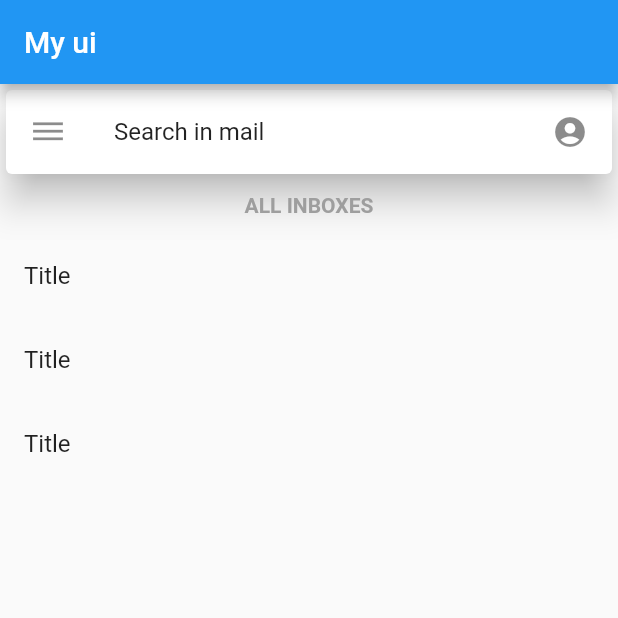
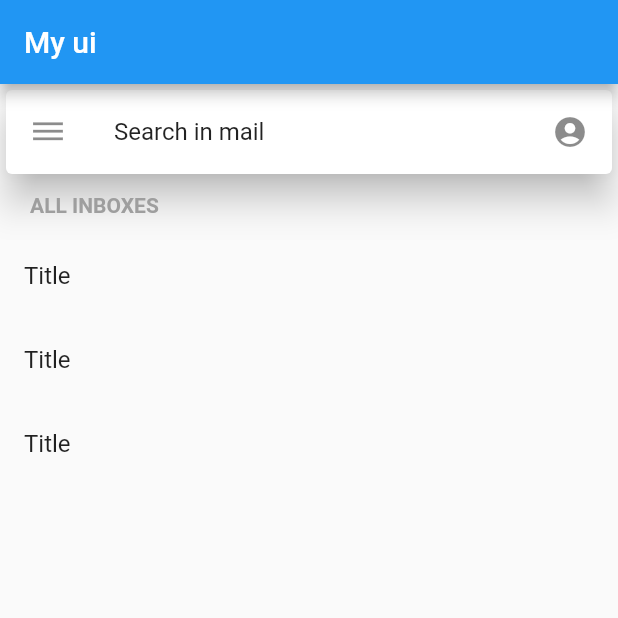
Before and after one commit to Boloruush/Ul-hodloh, a Flutter app: the screen it shows after launch, on a phone screen of 412 x 824 dp, the top half of it. Run offline on Flutter 3.47's test engine with Material 2 defaults, Android fonts, the phone set to English and light mode, and no system bars.

Commit message:
to be contunied

```diff
--- a/lib/main.dart
+++ b/lib/main.dart
@@ -15,6 +15,8 @@ class SecondApp extends StatelessWidget {
           title: Text("My ui"),
         ),
         body: Column(
+          mainAxisAlignment: MainAxisAlignment.start,
+          crossAxisAlignment: CrossAxisAlignment.start,
           children: [
             Card(
               elevation: 10,
@@ -39,6 +41,7 @@ class TitleRow extends StatelessWidget {
   @override
   Widget build(BuildContext context) {
     return Container(
+      margin: EdgeInsets.only(left: 20),
       padding: const EdgeInsets.only(bottom: 8),
       child: const Text(
         'ALL INBOXES',
```
